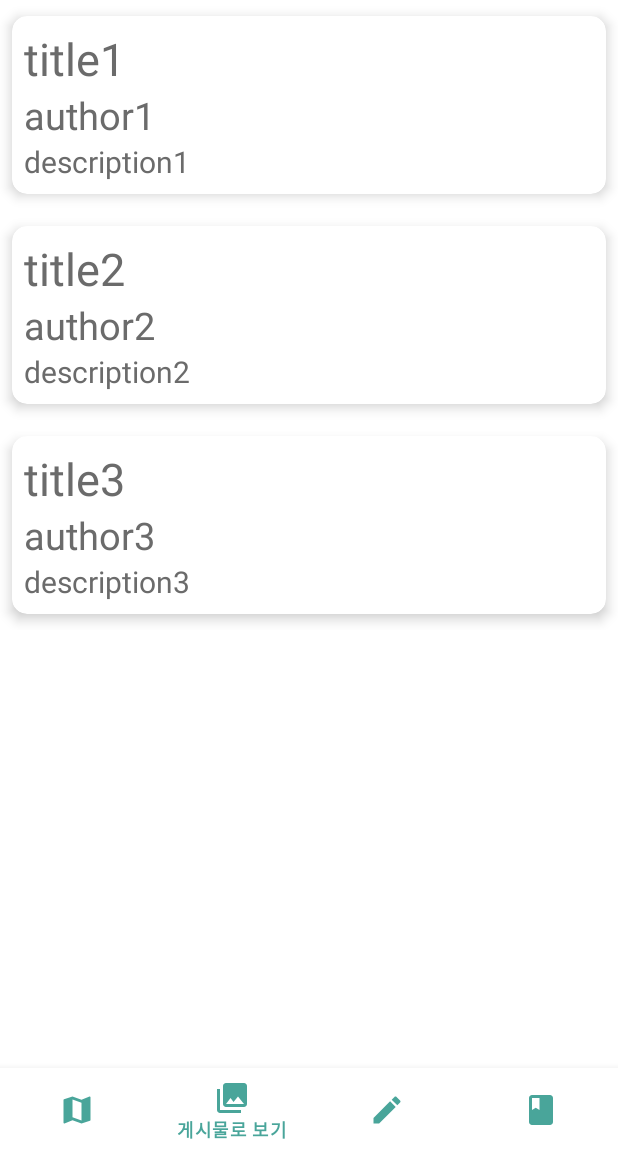
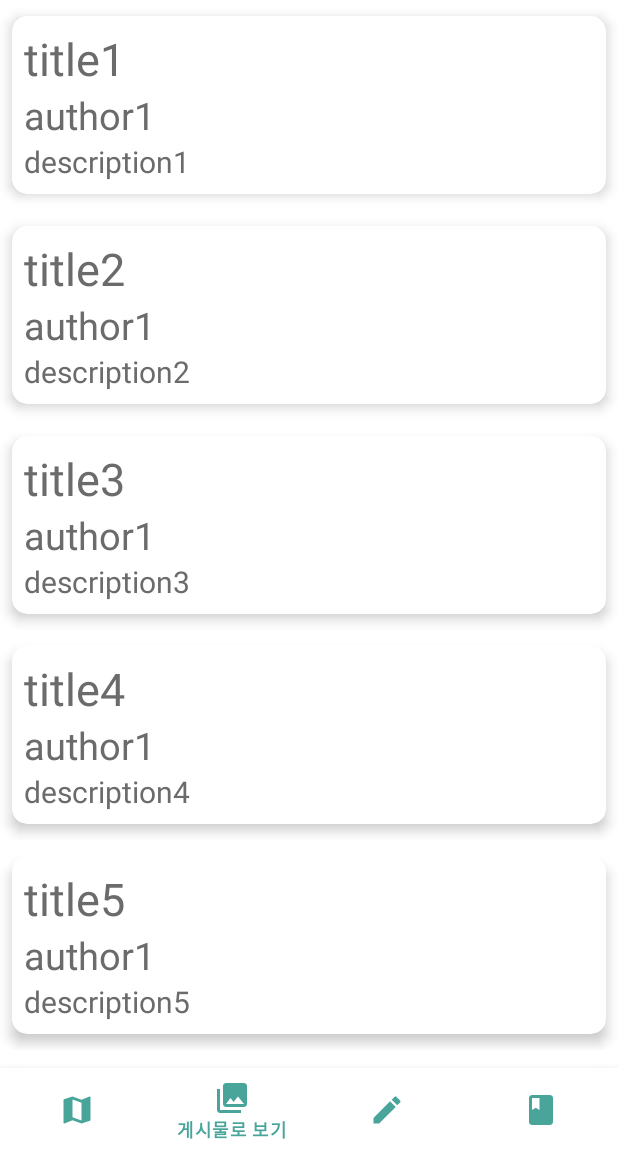
Before and after one commit to walkbook/walkbook-android, an Android app: the fragment PostFragment placed in its activity, item 2 of the bottom bar chosen, on a phone screen of 412 x 824 dp, the part 84-1236 px from its top. Run offline under Robolectric (Android 15) with nearby library versions, the phone set to English and light mode, and no system bars; libraries missing offline, so code that uses them is left out: com.yanzhenjie.permission, net.daum.mf; 6 statements that could not run were skipped.

Commit message:
Endless scroll on PostFragment

```diff
--- a/app/src/main/java/com/example/walkbookandroid/main/PostCardAdapter.java
+++ b/app/src/main/java/com/example/walkbookandroid/main/PostCardAdapter.java
@@ -4,6 +4,7 @@ import android.os.Bundle;
 import android.view.LayoutInflater;
 import android.view.View;
 import android.view.ViewGroup;
+import android.widget.ProgressBar;
 import android.widget.TextView;
 
 import androidx.annotation.NonNull;
@@ -13,24 +14,42 @@ import androidx.recyclerview.widget.RecyclerView;
 import com.example.walkbookandroid.PostCard;
 import com.example.walkbookandroid.R;
 
-import java.util.ArrayList;
+import java.util.List;
 
-public class PostCardAdapter extends RecyclerView.Adapter<PostCardAdapter.ViewHolder> {
-    ArrayList<PostCard> items = new ArrayList<>();
+public class PostCardAdapter extends RecyclerView.Adapter<RecyclerView.ViewHolder> {
+    private final int VIEW_TYPE_ITEM = 0;
+    private final int VIEW_TYPE_LOADING = 1;
+
+    private List<PostCard> items;
+
+    public PostCardAdapter(List<PostCard> items) {
+        this.items = items;
+    }
 
     @NonNull
     @Override
-    public ViewHolder onCreateViewHolder(@NonNull ViewGroup parent, int viewType) {
-        LayoutInflater inflater = LayoutInflater.from(parent.getContext());
-        View itemView = inflater.inflate(R.layout.postcard, parent, false);
-
-        return new ViewHolder(itemView);
+    public RecyclerView.ViewHolder onCreateViewHolder(@NonNull ViewGroup parent, int viewType) {
+        if (viewType == VIEW_TYPE_ITEM) {
+            View view = LayoutInflater.from(parent.getContext()).inflate(R.layout.postcard, parent, false);
+            return new ItemViewHolder(view);
+        } else {
+            View view = LayoutInflater.from(parent.getContext()).inflate(R.layout.postcard_loading, parent, false);
+            return new LoadingViewHolder(view);
+        }
     }
 
     @Override
-    public void onBindViewHolder(@NonNull ViewHolder holder, int position) {
-        PostCard item = items.get(position);
-        holder.setItem(item);
+    public void onBindViewHolder(@NonNull RecyclerView.ViewHolder holder, int position) {
+        if (holder instanceof ItemViewHolder) {
+            populateItemRows((ItemViewHolder) holder, position);
+        } else if (holder instanceof LoadingViewHolder) {
+            showLoadingView((LoadingViewHolder) holder, position);
+        }
+    }
+
+    @Override
+    public int getItemViewType(int position) {
+        return items.get(position) == null ? VIEW_TYPE_LOADING : VIEW_TYPE_ITEM;
     }
 
     @Override
@@ -43,22 +62,23 @@ public class PostCardAdapter extends RecyclerView.Adapter<PostCardAdapter.ViewHo
 
     }
 
-    public void setItems(ArrayList<PostCard> items) {
-        this.items = items;
+    private void showLoadingView(LoadingViewHolder holder, int position) {
+
     }
 
-    public void setItem(int position, PostCard item) {
-        items.set(position, item);
+    private void populateItemRows(ItemViewHolder holder, int position) {
+        PostCard item = items.get(position);
+        holder.setItem(item);
     }
 
-    static class ViewHolder extends RecyclerView.ViewHolder {
+    private static class ItemViewHolder extends RecyclerView.ViewHolder {
         int id;
         int authorId;
         TextView titleView;
         TextView descriptionView;
         TextView authorNameView;
 
-        public ViewHolder(View itemView) {
+        public ItemViewHolder(View itemView) {
             super(itemView);
 
             titleView = itemView.findViewById(R.id.titleTextView);
@@ -91,4 +111,13 @@ public class PostCardAdapter extends RecyclerView.Adapter<PostCardAdapter.ViewHo
         }
 
     }
+
+    private static class LoadingViewHolder extends RecyclerView.ViewHolder {
+        private ProgressBar progressBar;
+
+        public LoadingViewHolder(@NonNull View itemView) {
+            super(itemView);
+            progressBar = itemView.findViewById(R.id.progressBar);
+        }
+    }
 }
--- a/app/src/main/java/com/example/walkbookandroid/main/PostFragment.java
+++ b/app/src/main/java/com/example/walkbookandroid/main/PostFragment.java
@@ -1,6 +1,7 @@
 package com.example.walkbookandroid.main;
 
 import android.os.Bundle;
+import android.os.Handler;
 import android.view.LayoutInflater;
 import android.view.View;
 import android.view.ViewGroup;
@@ -14,26 +15,87 @@ import androidx.recyclerview.widget.RecyclerView;
 import com.example.walkbookandroid.PostCard;
 import com.example.walkbookandroid.R;
 
+import java.util.ArrayList;
+
 public class PostFragment extends Fragment {
-    MainActivity activity;
+    private MainActivity activity;
+    private RecyclerView recyclerView;
+    private PostCardAdapter adapter;
+    private ArrayList<PostCard> items = new ArrayList<>();
+
+    private boolean isLoading = false;
 
     public View onCreateView(@NonNull LayoutInflater inflater, @Nullable ViewGroup container, @Nullable Bundle savedInstanceState) {
         ViewGroup rootView = (ViewGroup) inflater.inflate(R.layout.fragment_post, container, false);
         activity = (MainActivity) rootView.getContext();
 
-        RecyclerView recyclerView = rootView.findViewById(R.id.recyclerView);
+        recyclerView = rootView.findViewById(R.id.recyclerView);
 
-        LinearLayoutManager layoutManager = new LinearLayoutManager(activity, LinearLayoutManager.VERTICAL, false);
-        recyclerView.setLayoutManager(layoutManager);
-        PostCardAdapter adapter = new PostCardAdapter();
-
-        // TODO set posts
-        adapter.addItem(new PostCard(1, "title1", "description1", 1, "author1"));
-        adapter.addItem(new PostCard(2, "title2", "description2", 2, "author2"));
-        adapter.addItem(new PostCard(3, "title3", "description3", 3, "author3"));
-
-        recyclerView.setAdapter(adapter);
+        populateData();
+        initAdaptor();
+        initScrollListener();
 
         return rootView;
     }
+
+    private void populateData() {
+        for (int i = 0; i < 10; i++) {
+            items.add(new PostCard(i+1, "title"+(i+1), "description"+(i+1), 1, "author1"));
+        }
+    }
+
+    private void initAdaptor() {
+        adapter = new PostCardAdapter(items);
+        LinearLayoutManager layoutManager = new LinearLayoutManager(activity, LinearLayoutManager.VERTICAL, false);
+        recyclerView.setAdapter(adapter);
+        recyclerView.setLayoutManager(layoutManager);
+    }
+
+    private void initScrollListener() {
+        recyclerView.addOnScrollListener(new RecyclerView.OnScrollListener() {
+            @Override
+            public void onScrollStateChanged(@NonNull RecyclerView recyclerView, int newState) {
+                super.onScrollStateChanged(recyclerView, newState);
+            }
+
+            @Override
+            public void onScrolled(@NonNull RecyclerView recyclerView, int dx, int dy) {
+                super.onScrolled(recyclerView, dx, dy);
+
+                LinearLayoutManager layoutManager = (LinearLayoutManager) recyclerView.getLayoutManager();
+
+                if (!isLoading) {
+                    if (layoutManager != null && layoutManager.findLastCompletelyVisibleItemPosition() == items.size() - 1) {
+                        loadMore();
+                        isLoading = true;
+                    }
+                }
+            }
+        });
+    }
+
+    private void loadMore() {
+        items.add(null);
+        adapter.notifyItemInserted(items.size() - 1);
+
+        Handler handler = new Handler();
+        handler.postDelayed(new Runnable() {
+            @Override
+            public void run() {
+                items.remove(items.size() - 1);
+                int scrollPosition = items.size();
+                adapter.notifyItemRemoved(scrollPosition);
+                int currentSize = scrollPosition;
+                int nextLimit = currentSize + 10;
+
+                while (currentSize < nextLimit) {
+                    items.add(new PostCard(currentSize+1, "title"+(currentSize+1), "description"+(currentSize+1), 1, "author1"));
+                    currentSize++;
+                }
+
+                adapter.notifyDataSetChanged();
+                isLoading = false;
+            }
+        }, 2000);
+    }
 }
--- /dev/null
+++ b/app/src/main/res/layout/postcard_loading.xml
@@ -0,0 +1,16 @@
+<?xml version="1.0" encoding="utf-8"?>
+<LinearLayout
+    xmlns:android="http://schemas.android.com/apk/res/android"
+    android:layout_width="match_parent"
+    android:layout_height="wrap_content"
+    android:layout_margin="10dp"
+    android:orientation="vertical">
+
+    <ProgressBar
+        android:id="@+id/progressBar"
+        android:layout_width="wrap_content"
+        android:layout_height="wrap_content"
+        android:layout_gravity="center_horizontal"
+        android:indeterminate="true" />
+
+</LinearLayout>
```
